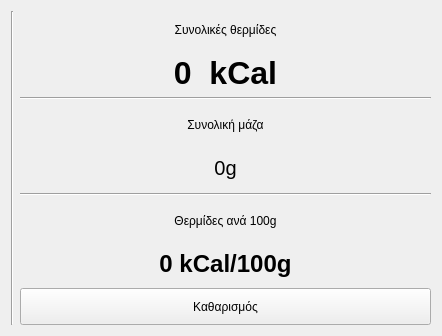
Old version of the form masscalculatorwidget.ui in the repository dimitris47/nefchef.
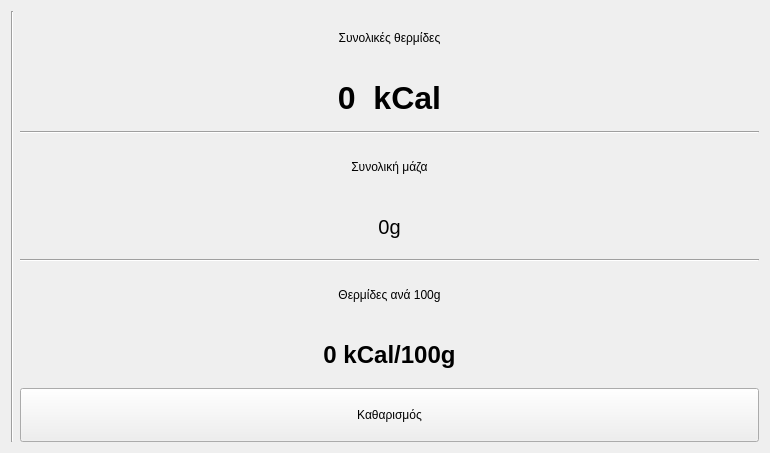
New version of the form. Icons and pictures are not drawn.

The edit to the form file:
```diff
--- a/masscalculatorwidget.ui
+++ b/masscalculatorwidget.ui
@@ -6,8 +6,8 @@
    <rect>
     <x>0</x>
     <y>0</y>
-    <width>442</width>
-    <height>336</height>
+    <width>770</width>
+    <height>453</height>
    </rect>
   </property>
   <property name="windowTitle">
```
